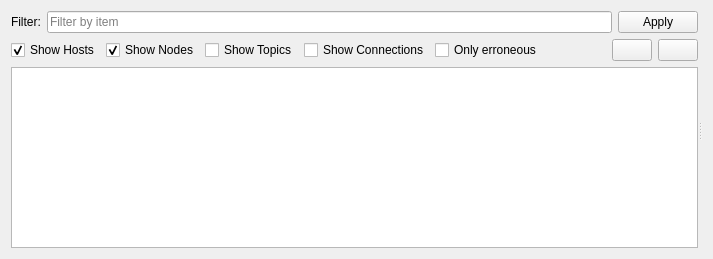
Qt form rqt_arni_gui_detail/resources/TreeWidget.ui (ROS-PSE/arni) before a commit.
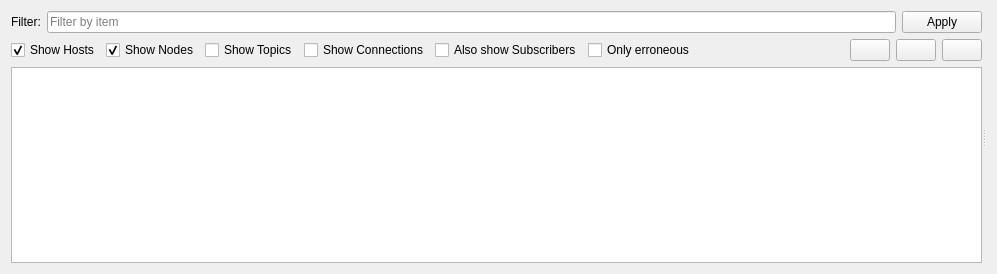
The same form after that commit. Icons and pictures are not drawn.

Commit message: expand button implemented

Diff of the .ui file:
```diff
--- a/rqt_arni_gui_detail/resources/TreeWidget.ui
+++ b/rqt_arni_gui_detail/resources/TreeWidget.ui
@@ -6,8 +6,8 @@
    <rect>
     <x>0</x>
     <y>0</y>
-    <width>713</width>
-    <height>259</height>
+    <width>997</width>
+    <height>274</height>
    </rect>
   </property>
   <property name="windowTitle">
@@ -85,6 +85,13 @@
            </property>
           </widget>
          </item>
+         <item>
+          <widget class="QCheckBox" name="also_show_subscrobers_push_button">
+           <property name="text">
+            <string>Also show Subscribers</string>
+           </property>
+          </widget>
+         </item>
          <item>
           <widget class="QCheckBox" name="show_erroneous_check_box">
            <property name="text">
@@ -127,6 +134,17 @@
            </property>
           </widget>
          </item>
+         <item>
+          <widget class="QPushButton" name="expand_push_button">
+           <property name="text">
+            <string/>
+           </property>
+           <property name="icon">
+            <iconset>
+             <normaloff>graphics/expand.png</normaloff>graphics/expand.png</iconset>
+           </property>
+          </widget>
+         </item>
         </layout>
        </item>
        <item>
```
The commit also changes 1 other file.
